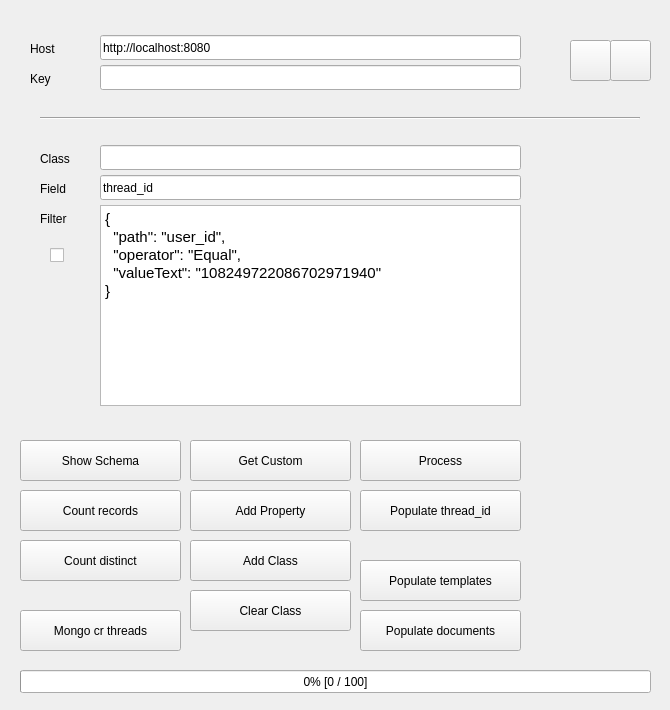
The window that src/ui/main_window.ui (weaviate-git-bot/qteaviatif) describes before a commit, drawn with Qt 5.
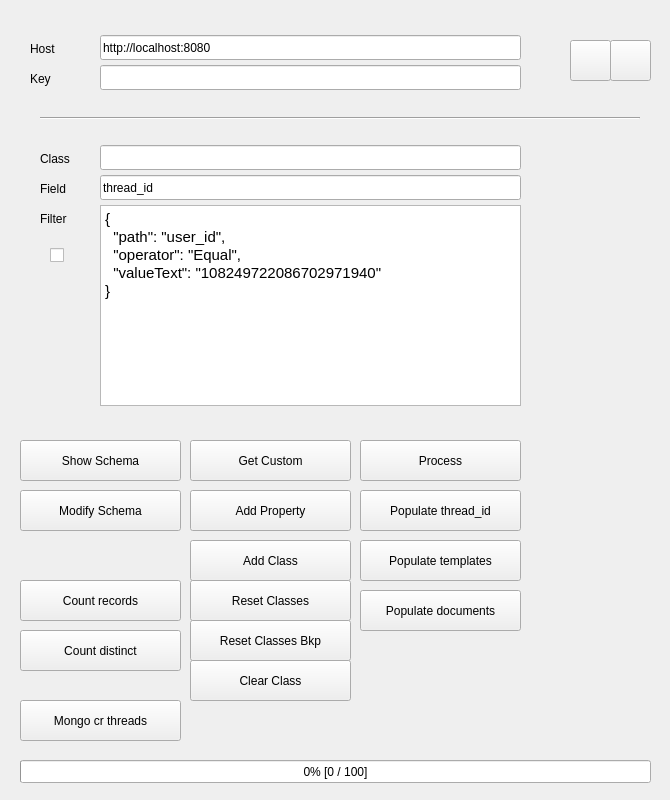
The same window after the commit. Icons and pictures are not drawn.

Commit message: reset and migrate classes

The edit to the form file:
```diff
--- a/src/ui/main_window.ui
+++ b/src/ui/main_window.ui
@@ -7,7 +7,7 @@
     <x>0</x>
     <y>0</y>
     <width>670</width>
-    <height>710</height>
+    <height>800</height>
    </rect>
   </property>
   <property name="minimumSize">
@@ -111,7 +111,7 @@
    <property name="geometry">
     <rect>
      <x>20</x>
-     <y>490</y>
+     <y>580</y>
      <width>161</width>
      <height>41</height>
     </rect>
@@ -278,7 +278,7 @@
    <property name="geometry">
     <rect>
      <x>20</x>
-     <y>670</y>
+     <y>760</y>
      <width>631</width>
      <height>23</height>
     </rect>
@@ -294,7 +294,7 @@
    <property name="geometry">
     <rect>
      <x>20</x>
-     <y>540</y>
+     <y>630</y>
      <width>161</width>
      <height>41</height>
     </rect>
@@ -333,7 +333,7 @@
    <property name="geometry">
     <rect>
      <x>20</x>
-     <y>610</y>
+     <y>700</y>
      <width>161</width>
      <height>41</height>
     </rect>
@@ -359,7 +359,7 @@
    <property name="geometry">
     <rect>
      <x>190</x>
-     <y>590</y>
+     <y>660</y>
      <width>161</width>
      <height>41</height>
     </rect>
@@ -372,7 +372,7 @@
    <property name="geometry">
     <rect>
      <x>360</x>
-     <y>610</y>
+     <y>590</y>
      <width>161</width>
      <height>41</height>
     </rect>
@@ -385,7 +385,7 @@
    <property name="geometry">
     <rect>
      <x>360</x>
-     <y>560</y>
+     <y>540</y>
      <width>161</width>
      <height>41</height>
     </rect>
@@ -394,6 +394,45 @@
     <string>Populate templates</string>
    </property>
   </widget>
+  <widget class="QPushButton" name="pushButton_schema_reset_classes">
+   <property name="geometry">
+    <rect>
+     <x>190</x>
+     <y>580</y>
+     <width>161</width>
+     <height>41</height>
+    </rect>
+   </property>
+   <property name="text">
+    <string>Reset Classes</string>
+   </property>
+  </widget>
+  <widget class="QPushButton" name="pushButton_schema_mod">
+   <property name="geometry">
+    <rect>
+     <x>20</x>
+     <y>490</y>
+     <width>161</width>
+     <height>41</height>
+    </rect>
+   </property>
+   <property name="text">
+    <string>Modify Schema</string>
+   </property>
+  </widget>
+  <widget class="QPushButton" name="pushButton_schema_reset_classes_bkp">
+   <property name="geometry">
+    <rect>
+     <x>190</x>
+     <y>620</y>
+     <width>161</width>
+     <height>41</height>
+    </rect>
+   </property>
+   <property name="text">
+    <string>Reset Classes Bkp</string>
+   </property>
+  </widget>
  </widget>
  <resources/>
  <connections/>
```
The commit also changes 7 other files.
